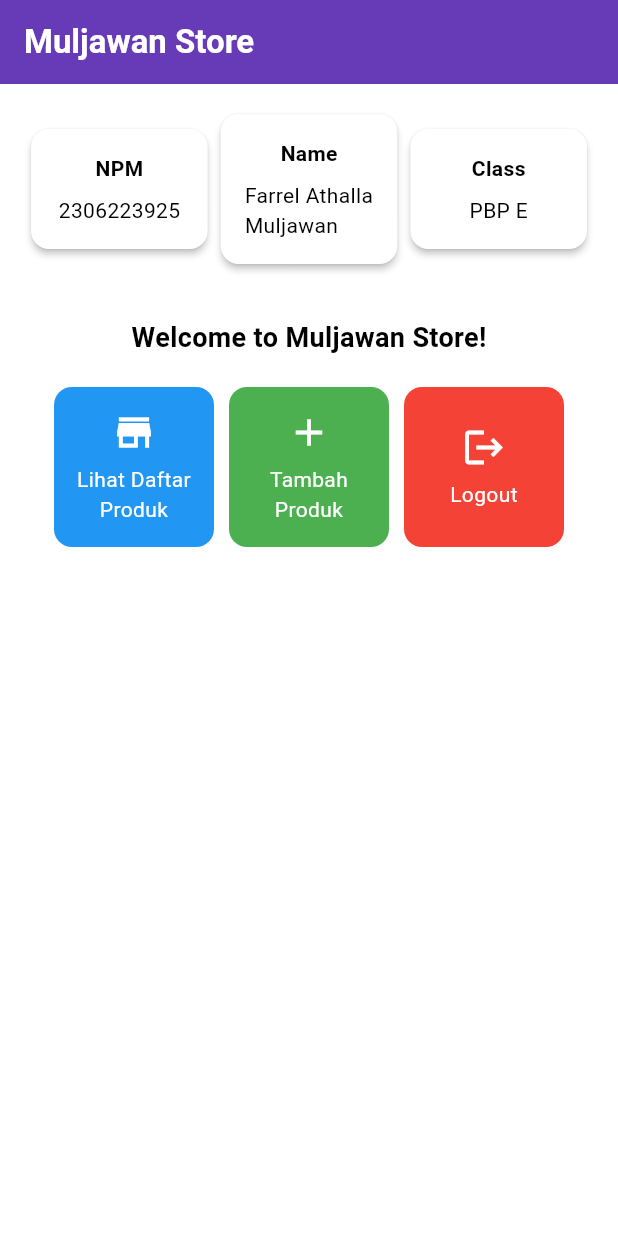
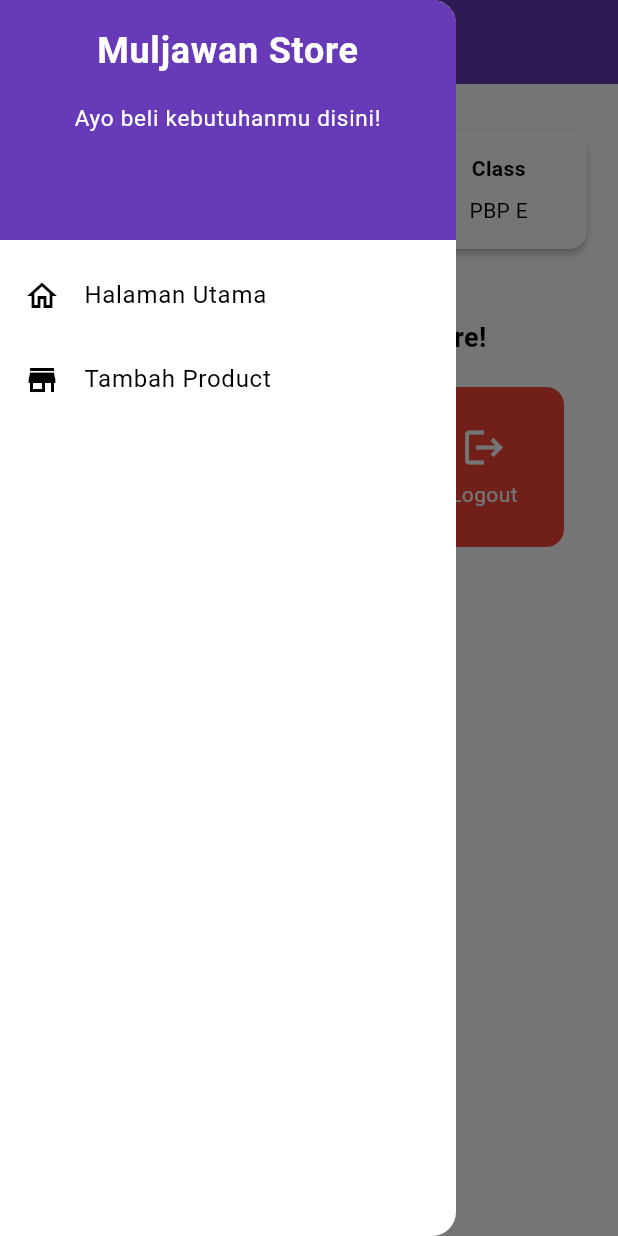
Before and after one commit to RelAthalla/muljawan-store-mobile, a Flutter app: the screen it shows after launch, with the side drawer open (before the commit the screen has no drawer), on a phone screen of 412 x 824 dp. Run offline on Flutter 3.47's test engine with Material 3 defaults, Android fonts, the phone set to English and light mode, and no system bars.

Commit message:
coding tugas 8

```diff
--- a/lib/main.dart
+++ b/lib/main.dart
@@ -1,5 +1,5 @@
 import 'package:flutter/material.dart';
-import 'package:muljawan_store/menu.dart';
+import 'package:muljawan_store/screens/menu.dart';
 
 void main() {
   runApp(const MyApp());
--- a/lib/menu.dart
+++ b/lib/screens/menu.dart
@@ -1,4 +1,7 @@
 import 'package:flutter/material.dart';
+// Impor drawer widget
+import 'package:muljawan_store/widgets/left_drawer.dart';
+import 'package:muljawan_store/widgets/product_card.dart';
 
 class MyHomePage extends StatelessWidget {
   MyHomePage({super.key});
@@ -13,13 +16,12 @@
      ];
 
   @override
-  @override
   Widget build(BuildContext context) {
     // Scaffold menyediakan struktur dasar halaman dengan AppBar dan body.
     return Scaffold(
       // AppBar adalah bagian atas halaman yang menampilkan judul.
       appBar: AppBar(
-        // Judul aplikasi "Mental Health Tracker" dengan teks putih dan tebal.
+        // Judul aplikasi "Muljawan Store" dengan teks putih dan tebal.
         title: const Text(
           'Muljawan Store',
           style: TextStyle(
@@ -27,10 +29,14 @@
             fontWeight: FontWeight.bold,
           ),
         ),
+        // Mengganti warna icon drawer menjadi putih
+        iconTheme: const IconThemeData(color: Colors.white),
         // Warna latar belakang AppBar diambil dari skema warna tema aplikasi.
         backgroundColor: Theme.of(context).colorScheme.primary,
       ),
       // Body halaman dengan padding di sekelilingnya.
+      // Masukkan drawer sebagai parameter nilai drawer dari widget Scaffold
+      drawer: const LeftDrawer(),
       body: Padding(
         padding: const EdgeInsets.all(16.0),
         // Menyusun widget secara vertikal dalam sebuah kolom.
@@ -125,72 +131,3 @@
     );
   }
 }
-
-class ItemHomepage {
-     final String name;
-     final IconData icon;
-
-     ItemHomepage(this.name, this.icon);
- }
-
-class ItemCard extends StatelessWidget {
-  // Menampilkan kartu dengan ikon dan nama.
-  final ItemHomepage item;
-  const ItemCard(this.item, {super.key});
-  Color getColor(String itemName) {
-    switch (itemName) {
-      case "Lihat Daftar Produk":
-        return Colors.blue;
-      case "Tambah Produk":
-        return Colors.green;
-      case "Logout":
-        return Colors.red;
-      default:
-        return Colors.grey;
-    }
-  }
-  @override
-  Widget build(BuildContext context) {
-    return Material(
-      // Menentukan warna latar belakang dari tema aplikasi.
-      color: getColor(item.name),
-      // Membuat sudut kartu melengkung.
-      borderRadius: BorderRadius.circular(12),
-
-      child: InkWell(
-        // Aksi ketika kartu ditekan.
-        onTap: () {
-          // Menampilkan pesan SnackBar saat kartu ditekan.
-          ScaffoldMessenger.of(context)
-            ..hideCurrentSnackBar()
-            ..showSnackBar(
-              SnackBar(content: Text("Kamu telah menekan tombol ${item.name}!"))
-            );
-        },
-        // Container untuk menyimpan Icon dan Text
-        child: Container(
-          padding: const EdgeInsets.all(8),
-          child: Center(
-            child: Column(
-              // Menyusun ikon dan teks di tengah kartu.
-              mainAxisAlignment: MainAxisAlignment.center,
-              children: [
-                Icon(
-                  item.icon,
-                  color: Colors.white,
-                  size: 30.0,
-                ),
-                const Padding(padding: EdgeInsets.all(3)),
-                Text(
-                  item.name,
-                  textAlign: TextAlign.center,
-                  style: const TextStyle(color: Colors.white),
-                ),
-              ],
-            ),
-          ),
-        ),
-      ),
-    );
-  }
-}
--- /dev/null
+++ b/lib/widgets/left_drawer.dart
@@ -0,0 +1,69 @@
+import 'package:flutter/material.dart';
+import 'package:muljawan_store/screens/menu.dart';
+import 'package:muljawan_store/screens/productentry_form.dart';
+
+class LeftDrawer extends StatelessWidget {
+  const LeftDrawer({super.key});
+
+  @override
+  Widget build(BuildContext context) {
+    return Drawer(
+      child: ListView(
+        children: [
+          DrawerHeader(
+                  decoration: BoxDecoration(
+            color: Theme.of(context).colorScheme.primary,
+          ),
+          child: const Column(
+            children: [
+              Text(
+                'Muljawan Store',
+                textAlign: TextAlign.center,
+                style: TextStyle(
+                  fontSize: 24,
+                  fontWeight: FontWeight.bold,
+                  color: Colors.white,
+                ),
+              ),
+              Padding(padding: EdgeInsets.all(8)),
+              Text(
+                "Ayo beli kebutuhanmu disini!",
+                textAlign: TextAlign.center,
+                style: TextStyle(
+                  fontSize: 15.0,
+                  color: Colors.white,
+                  fontWeight: FontWeight.normal,
+                ),
+              ),
+            ],
+          ),
+          ),
+            ListTile(
+              leading: const Icon(Icons.home_outlined),
+              title: const Text('Halaman Utama'),
+              // Bagian redirection ke MyHomePage
+              onTap: () {
+                Navigator.pushReplacement(
+                    context,
+                    MaterialPageRoute(
+                      builder: (context) => MyHomePage(),
+                    ));
+              },
+            ),
+            ListTile(
+              leading: const Icon(Icons.store),
+              title: const Text('Tambah Product'),
+              // Bagian redirection ke ProductEntryFormPage
+              onTap: () {
+                Navigator.pushReplacement(
+                    context,
+                    MaterialPageRoute(
+                      builder: (context) => const ProductEntryFormPage(),
+                    ));
+              },
+            ),
+        ],
+      ),
+    );
+  }
+}
--- /dev/null
+++ b/lib/widgets/product_card.dart
@@ -0,0 +1,83 @@
+import 'package:flutter/material.dart';
+import 'package:muljawan_store/screens/productentry_form.dart';
+
+class ItemCard extends StatelessWidget {
+  // Menampilkan kartu dengan ikon dan nama.
+
+  final ItemHomepage item;
+
+  const ItemCard(this.item, {super.key});
+
+  Color getColor(String itemName) {
+    switch (itemName) {
+      case "Lihat Daftar Produk":
+        return Colors.blue;
+      case "Tambah Produk":
+        return Colors.green;
+      case "Logout":
+        return Colors.red;
+      default:
+        return Colors.grey;
+    }
+  }
+
+  @override
+  Widget build(BuildContext context) {
+    return Material(
+      // Menentukan warna latar belakang dari tema aplikasi.
+      color: getColor(item.name),
+      // Membuat sudut kartu melengkung.
+      borderRadius: BorderRadius.circular(12),
+
+      child: InkWell(
+        // Aksi ketika kartu ditekan.
+        onTap: () {
+          // Memunculkan SnackBar ketika diklik
+          ScaffoldMessenger.of(context)
+            ..hideCurrentSnackBar()
+            ..showSnackBar(SnackBar(
+                content: Text("Kamu telah menekan tombol ${item.name}!")));
+
+          // Navigate ke route yang sesuai (tergantung jenis tombol)
+          if (item.name == "Tambah Produk") {
+            Navigator.push(
+              context,
+              MaterialPageRoute(
+                  builder: (context) => const ProductEntryFormPage()),
+            );
+          }
+        },
+        // Container untuk menyimpan Icon dan Text
+        child: Container(
+          padding: const EdgeInsets.all(8),
+          child: Center(
+            child: Column(
+              // Menyusun ikon dan teks di tengah kartu.
+              mainAxisAlignment: MainAxisAlignment.center,
+              children: [
+                Icon(
+                  item.icon,
+                  color: Colors.white,
+                  size: 30.0,
+                ),
+                const Padding(padding: EdgeInsets.all(3)),
+                Text(
+                  item.name,
+                  textAlign: TextAlign.center,
+                  style: const TextStyle(color: Colors.white),
+                ),
+              ],
+            ),
+          ),
+        ),
+      ),
+    );
+  }
+}
+
+class ItemHomepage {
+  final String name;
+  final IconData icon;
+
+  ItemHomepage(this.name, this.icon);
+}
```
Also changed, not shown: lib/screens/productentry_form.dart (added, +164 -0 lines), 1 other file.
